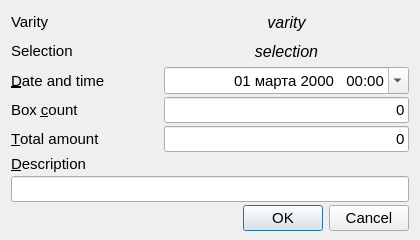
Before: the Qt Designer form dialogs/load_item/load_item.ui in dulobanov/stockroom, drawn with Qt 5.
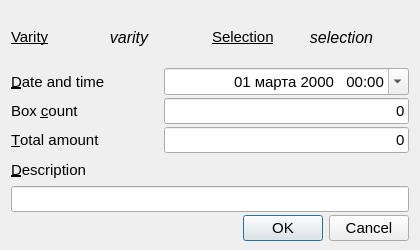
After: the same form once the commit is applied.

Commit message: changes in UI of LoadUnloadItem widget

Diff of the .ui file:
```diff
--- a/dialogs/load_item/load_item.ui
+++ b/dialogs/load_item/load_item.ui
@@ -10,7 +10,7 @@
     <x>0</x>
     <y>0</y>
     <width>420</width>
-    <height>240</height>
+    <height>250</height>
    </rect>
   </property>
   <property name="sizePolicy">
@@ -22,7 +22,7 @@
   <property name="minimumSize">
    <size>
     <width>420</width>
-    <height>240</height>
+    <height>250</height>
    </size>
   </property>
   <property name="font">
@@ -50,18 +50,31 @@
     <number>9</number>
    </property>
    <item>
-    <layout class="QHBoxLayout" name="horizontalLayout">
-     <property name="leftMargin">
+    <layout class="QHBoxLayout" name="horizontalLayout_6">
+     <item>
+      <layout class="QHBoxLayout" name="horizontalLayout_7">
+       <property name="spacing">
       <number>0</number>
      </property>
      <item>
       <widget class="QLabel" name="label">
+         <property name="sizePolicy">
+          <sizepolicy hsizetype="Minimum" vsizetype="Preferred">
+           <horstretch>0</horstretch>
+           <verstretch>0</verstretch>
+          </sizepolicy>
+         </property>
        <property name="minimumSize">
         <size>
-         <width>150</width>
+           <width>0</width>
          <height>0</height>
         </size>
        </property>
+         <property name="font">
+          <font>
+           <underline>true</underline>
+          </font>
+         </property>
        <property name="text">
         <string>Varity</string>
        </property>
@@ -101,15 +114,32 @@
     </layout>
    </item>
    <item>
-    <layout class="QHBoxLayout" name="horizontalLayout_2">
+      <layout class="QHBoxLayout" name="horizontalLayout_8">
+       <property name="spacing">
+        <number>0</number>
+       </property>
+       <property name="leftMargin">
+        <number>0</number>
+       </property>
      <item>
       <widget class="QLabel" name="label_2">
+         <property name="sizePolicy">
+          <sizepolicy hsizetype="Minimum" vsizetype="Preferred">
+           <horstretch>0</horstretch>
+           <verstretch>0</verstretch>
+          </sizepolicy>
+         </property>
        <property name="minimumSize">
         <size>
-         <width>150</width>
+           <width>0</width>
          <height>0</height>
         </size>
        </property>
+         <property name="font">
+          <font>
+           <underline>true</underline>
+          </font>
+         </property>
        <property name="text">
         <string>Selection</string>
        </property>
@@ -142,6 +172,8 @@
         <number>0</number>
        </property>
       </widget>
+       </item>
+      </layout>
      </item>
     </layout>
    </item>
```
Lines whose indentation alone changed are shown as unchanged.
